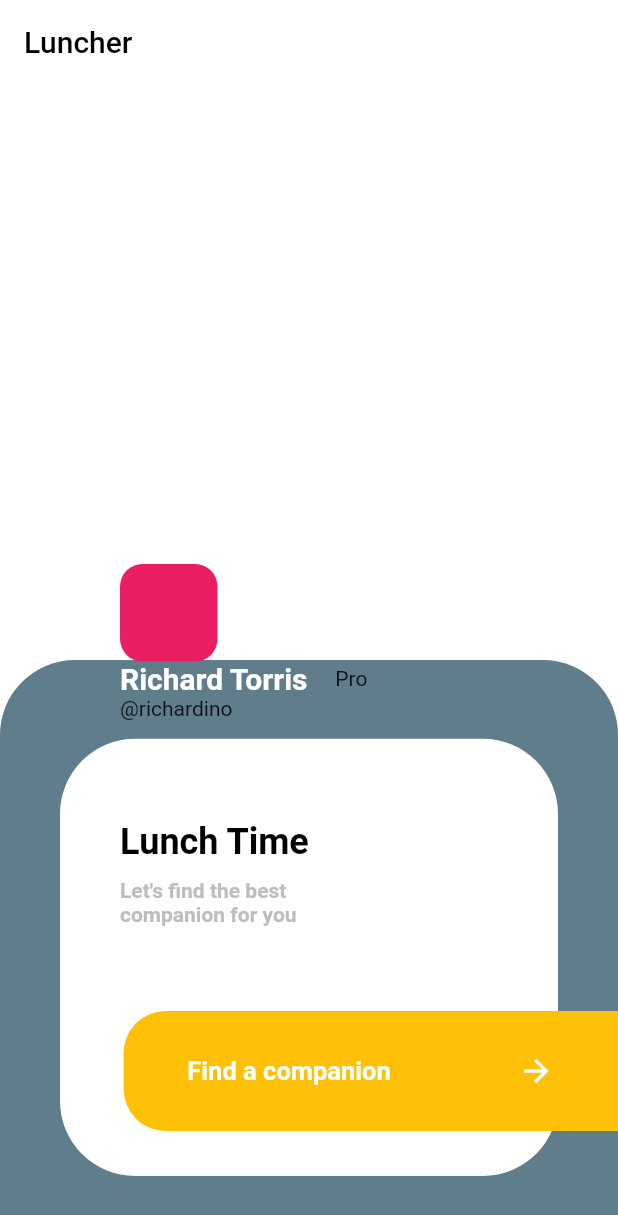
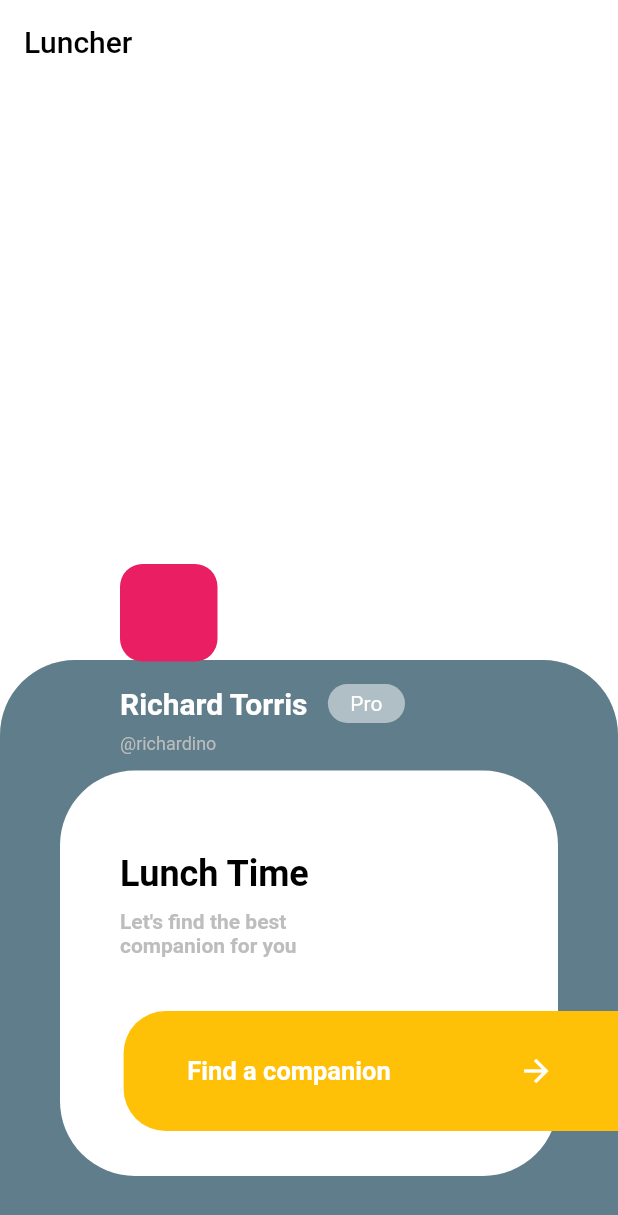
Before and after one commit to france00mf/challenge_flutter_1, a Flutter app: the screen it shows after launch, on a phone screen of 412 x 824 dp. Shown: the top 1215 px of the screen. Run offline on Flutter 3.47's test engine with Material 2 defaults, Android fonts, the phone set to English and light mode, and no system bars.

Commit message:
build: finesh user texts positioned and estelization

```diff
--- a/lib/src/ui/home/home.dart
+++ b/lib/src/ui/home/home.dart
@@ -69,11 +69,14 @@ class _HomeState extends State<Home> {
                                                 Radius.circular(15))),
                                       ),
                                     ),
+                                    Container(
+                                      height: 15,
+                                    ),
                                     Align(
                                       alignment: Alignment.topLeft,
                                       child: Container(
                                         alignment: Alignment.topLeft,
-                                        width: 165,
+                                        width: 190,
                                         child: Row(
                                           mainAxisAlignment:
                                               MainAxisAlignment.spaceBetween,
@@ -85,20 +88,50 @@ class _HomeState extends State<Home> {
                                                   fontWeight: FontWeight.bold,
                                                   fontSize: 20),
                                             ),
-                                            Text("Pro")
+                                            Container(
+                                                padding: EdgeInsets.only(
+                                                  bottom: 5,
+                                                  top: 5,
+                                                  right: 15,
+                                                  left: 15,
+                                                ),
+                                                decoration: BoxDecoration(
+                                                    borderRadius:
+                                                        BorderRadius.all(
+                                                            Radius.circular(
+                                                                25)),
+                                                    color: Colors.white
+                                                        .withOpacity(0.5)),
+                                                child: Text(
+                                                  "Pro",
+                                                  style: TextStyle(
+                                                      color: Colors.white,
+                                                      fontWeight:
+                                                          FontWeight.normal,
+                                                      fontSize: 14),
+                                                ))
                                           ],
                                         ),
                                       ),
                                     ),
+                                    Container(
+                                      height: 7,
+                                    ),
                                     Align(
                                         alignment: Alignment.topLeft,
-                                        child: Text("@richardino")),
+                                        child: Text(
+                                          "@richardino",
+                                          style: TextStyle(
+                                              color: Colors.grey[400],
+                                              fontWeight: FontWeight.normal,
+                                              fontSize: 12),
+                                        )),
                                   ],
                                 ),
                                 //color: Colors.amber,
                               )),
                           Expanded(
-                              flex: 70,
+                              flex: 55,
                               child: Container(
                                 child: Column(
                                   children: <Widget>[
```
